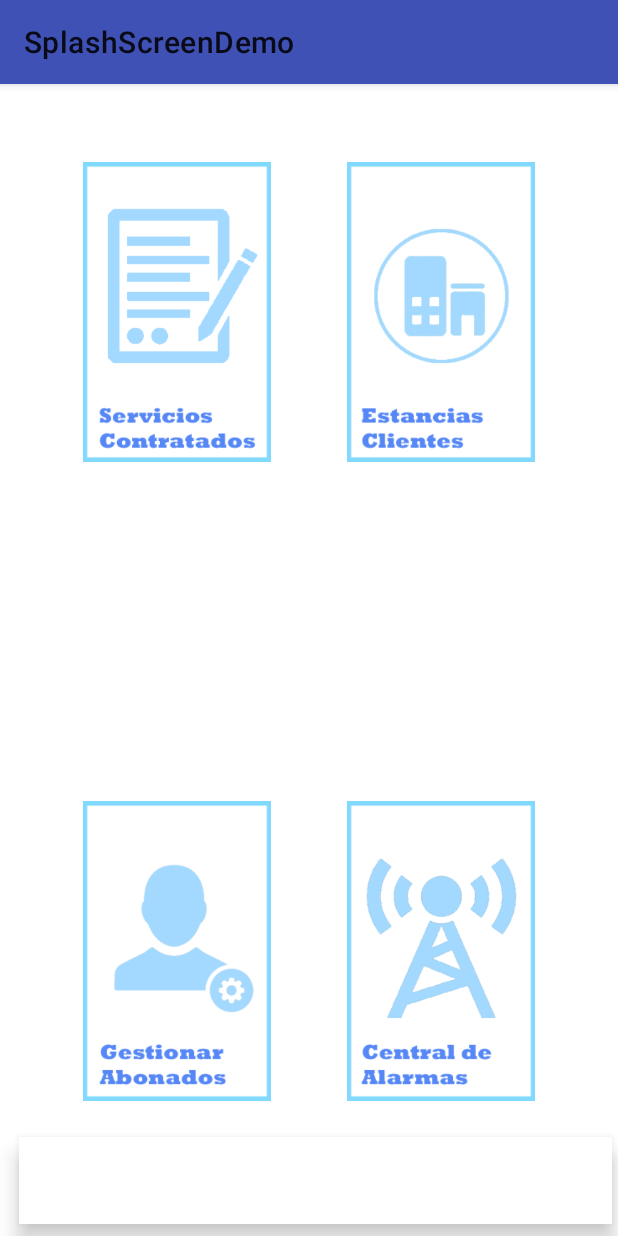
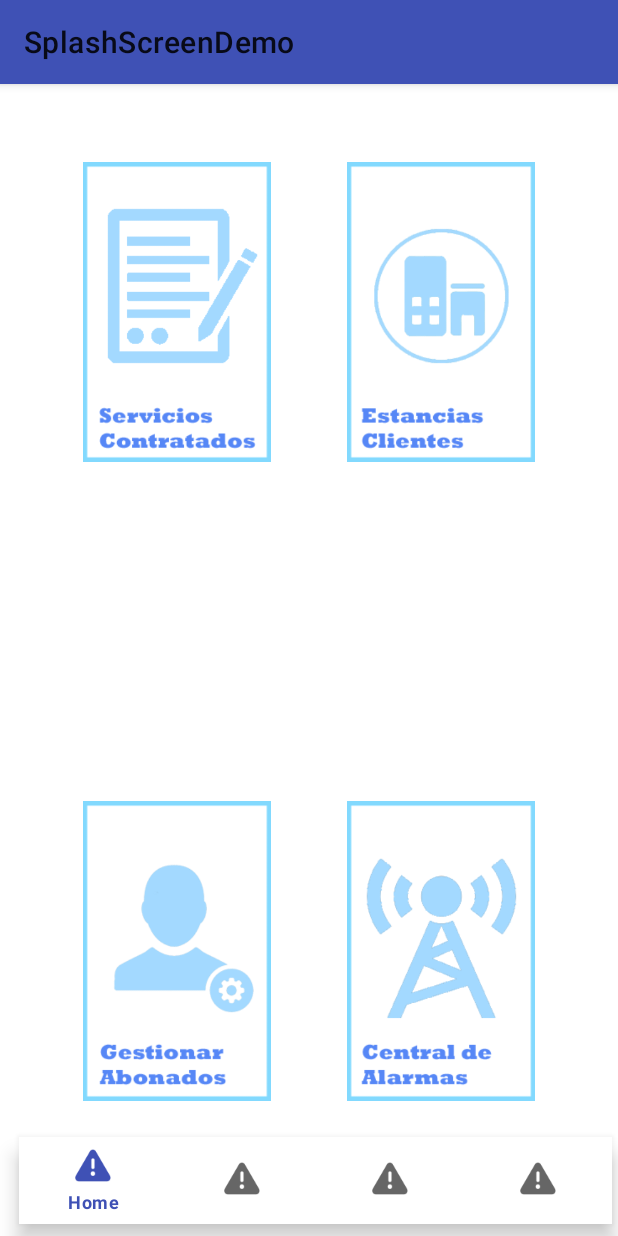
Before and after one commit to albertoomarcos/CDI-EmpresaSeguridad, an Android app: the AdminMainActivity screen opened directly, with no data from a screen before it, on a phone screen of 412 x 824 dp. Run offline under Robolectric (Android 15) with nearby library versions, the phone set to English and light mode, and no system bars.

Commit message:
Update activity_main_admin.xml

```diff
--- a/app/src/main/res/layout/activity_main_admin.xml
+++ b/app/src/main/res/layout/activity_main_admin.xml
@@ -60,6 +60,7 @@
         android:layout_marginBottom="8dp"
         app:layout_constraintBottom_toBottomOf="parent"
         app:layout_constraintEnd_toEndOf="parent"
-        app:layout_constraintStart_toStartOf="parent" />
+        app:layout_constraintStart_toStartOf="parent"
+        app:menu="@menu/menu_activity_main_bottom_navigation" />
 
 </android.support.constraint.ConstraintLayout>
```
